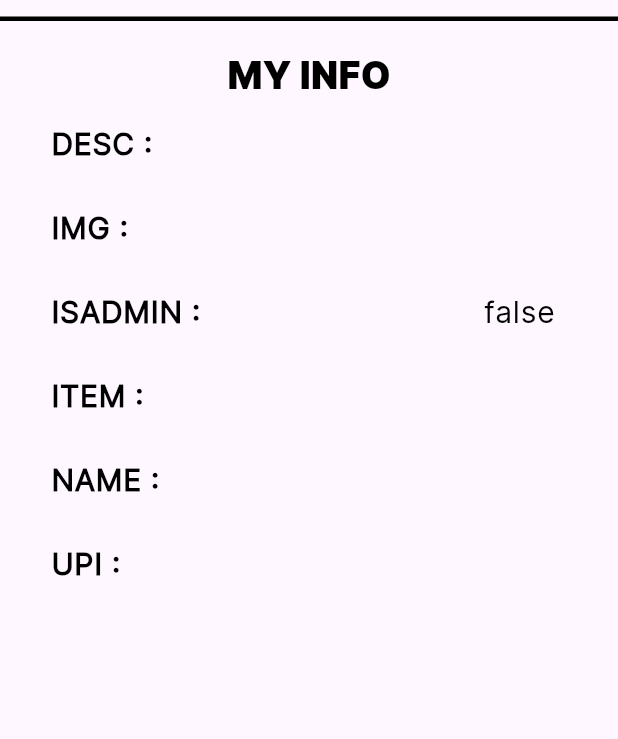
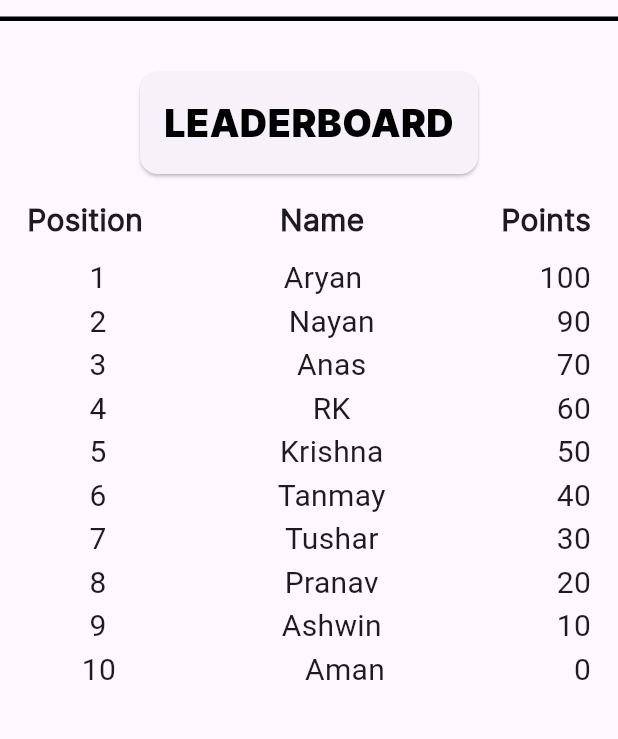
Before and after one commit to LAG-4/gaias-touch, a Flutter app: the SettingsUser screen opened directly, on a phone screen of 412 x 824 dp, the part 63-802 px from its top. Run offline on Flutter 3.47's test engine with Material 3 defaults, Android fonts, the phone set to English and light mode, and no system bars; our stand-ins replace bottom_navy_bar, cloud_firestore, firebase_auth, firebase_core; missing offline and left inert: upi_india; accounts and stored records are empty.

Commit message:
leaderboard

```diff
--- a/lib/user/usersetting.dart
+++ b/lib/user/usersetting.dart
@@ -63,26 +63,126 @@ class SettingsUser extends StatelessWidget {
                 padding: const EdgeInsets.all(18.0),
                 child: Column(
                   children: [
-                    Text('MY INFO',style: TextStyle(color: Colors.black, fontSize: 25,fontWeight: FontWeight.bold,fontFamily: 'InterBlack'),),
-                    Expanded(
-                      child: ListView(
-                        children: userInfo.entries.map((entry) {
-                          return ListTile(
-                            title: Row(
-                              mainAxisAlignment: MainAxisAlignment.spaceBetween,
-                              children: [
-                                Text('${entry.key} : '.toUpperCase(),style: TextStyle(fontWeight: FontWeight.bold,fontFamily: 'Inter',fontSize: 20,color: Colors.black),),
-                                Text(
-                                  ' ${entry.value}',
-                                  style: const TextStyle(fontSize: 20,fontFamily: 'Inter',color: Colors.black),
-                                ),
-                              ],
-                            ),
-                          );
-                        }).toList(),
-                      ),
+
+                    Card(
+                        margin: EdgeInsets.all(16.0),
+                        child: Padding(
+                          padding: const EdgeInsets.all(16.0),
+                          child: Column(
+                            children: [
+                              Text(
+                                'LEADERBOARD',style: TextStyle(color: Colors.black, fontSize: 25,fontWeight: FontWeight.bold,fontFamily: 'InterBlack'),),
+                            ],
+                          ),
+                        )),
+                    // Expanded(
+                    //   child: ListView(
+                    //     children: userInfo.entries.map((entry) {
+                    //       return ListTile(
+                    //         title: Row(
+                    //           mainAxisAlignment: MainAxisAlignment.spaceBetween,
+                    //           children: [
+                    //             Text('${entry.key} : '.toUpperCase(),style: TextStyle(fontWeight: FontWeight.bold,fontFamily: 'Inter',fontSize: 20,color: Colors.black),),
+                    //             Text(
+                    //               ' ${entry.value}',
+                    //               style: const TextStyle(fontSize: 20,fontFamily: 'Inter',color: Colors.black),
+                    //             ),
+                    //           ],
+                    //         ),
+                    //       );
+                    //     }).toList(),
+                    //   ),
+                    // ),
+
+                    Row(
+                      mainAxisAlignment: MainAxisAlignment.spaceBetween,
+                      children: [
+                        Text('Position',style: TextStyle(fontWeight: FontWeight.bold,fontSize: 20,fontFamily: 'Inter')),
+                        Text('Name',style: TextStyle(fontWeight: FontWeight.bold,fontSize: 20,fontFamily: 'Inter'),),
+                        Text('Points',style: TextStyle(fontWeight: FontWeight.bold,fontSize: 20,fontFamily: 'Inter'),),
+                      ],
                     ),
-
+                    SizedBox(height: 10,),
+                    Row(
+                      mainAxisAlignment: MainAxisAlignment.spaceBetween,
+                      children: [
+                        Text('        1',style: TextStyle(fontSize: 20),),
+                        Text('Aryan',style: TextStyle(fontSize: 20),),
+                        Text('100',style: TextStyle(fontSize: 20),),
+                      ],
+                    ),
+                    Row(
+                      mainAxisAlignment: MainAxisAlignment.spaceBetween,
+                      children: [
+                        Text('        2',style: TextStyle(fontSize: 20),),
+                        Text('Nayan',style: TextStyle(fontSize: 20),),
+                        Text('90',style: TextStyle(fontSize: 20),),
+                      ],
+                    ),
+                    Row(
+                      mainAxisAlignment: MainAxisAlignment.spaceBetween,
+                      children: [
+                        Text('        3',style: TextStyle(fontSize: 20),),
+                        Text('Anas',style: TextStyle(fontSize: 20),),
+                        Text('70',style: TextStyle(fontSize: 20),),
+                      ],
+                    ),
+                    Row(
+                      mainAxisAlignment: MainAxisAlignment.spaceBetween,
+                      children: [
+                        Text('        4',style: TextStyle(fontSize: 20),),
+                        Text('RK',style: TextStyle(fontSize: 20),),
+                        Text('60',style: TextStyle(fontSize: 20),),
+                      ],
+                    ),
+                    Row(
+                      mainAxisAlignment: MainAxisAlignment.spaceBetween,
+                      children: [
+                        Text('        5',style: TextStyle(fontSize: 20),),
+                        Text('Krishna',style: TextStyle(fontSize: 20),),
+                        Text('50',style: TextStyle(fontSize: 20),),
+                      ],
+                    ),
+                    Row(
+                      mainAxisAlignment: MainAxisAlignment.spaceBetween,
+                      children: [
+                        Text('        6',style: TextStyle(fontSize: 20),),
+                        Text('Tanmay',style: TextStyle(fontSize: 20),),
+                        Text('40',style: TextStyle(fontSize: 20),),
+                      ],
+                    ),
+                    Row(
+                      mainAxisAlignment: MainAxisAlignment.spaceBetween,
+                      children: [
+                        Text('        7',style: TextStyle(fontSize: 20),),
+                        Text('Tushar',style: TextStyle(fontSize: 20),),
+                        Text('30',style: TextStyle(fontSize: 20),),
+                      ],
+                    ),
+                    Row(
+                      mainAxisAlignment: MainAxisAlignment.spaceBetween,
+                      children: [
+                        Text('        8',style: TextStyle(fontSize: 20),),
+                        Text('Pranav',style: TextStyle(fontSize: 20),),
+                        Text('20',style: TextStyle(fontSize: 20),),
+                      ],
+                    ),
+                    Row(
+                      mainAxisAlignment: MainAxisAlignment.spaceBetween,
+                      children: [
+                        Text('        9',style: TextStyle(fontSize: 20),),
+                        Text('Ashwin',style: TextStyle(fontSize: 20),),
+                        Text('10',style: TextStyle(fontSize: 20),),
+                      ],
+                    ),
+                    Row(
+                      mainAxisAlignment: MainAxisAlignment.spaceBetween,
+                      children: [
+                        Text('       10',style: TextStyle(fontSize: 20),),
+                        Text('Aman',style: TextStyle(fontSize: 20),),
+                        Text('0',style: TextStyle(fontSize: 20),),
+                      ],
+                    ),
 
                   ],
                 ),
```
